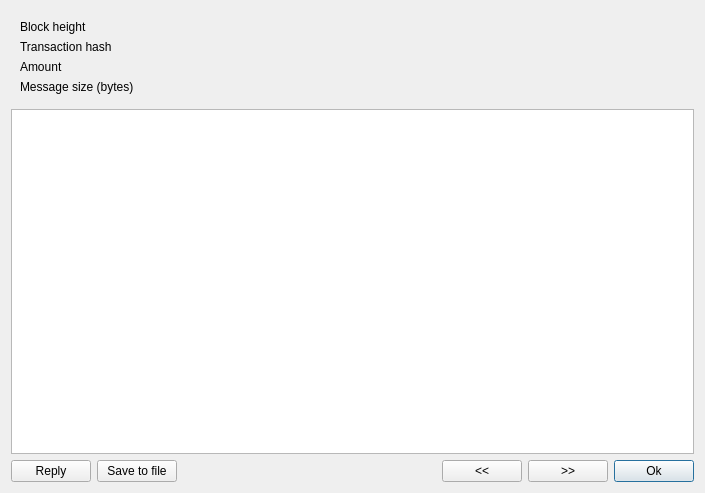
Old version of the form src/gui/ui/messagedetailsdialog.ui in the repository ConcealNetwork/conceal-desktop.
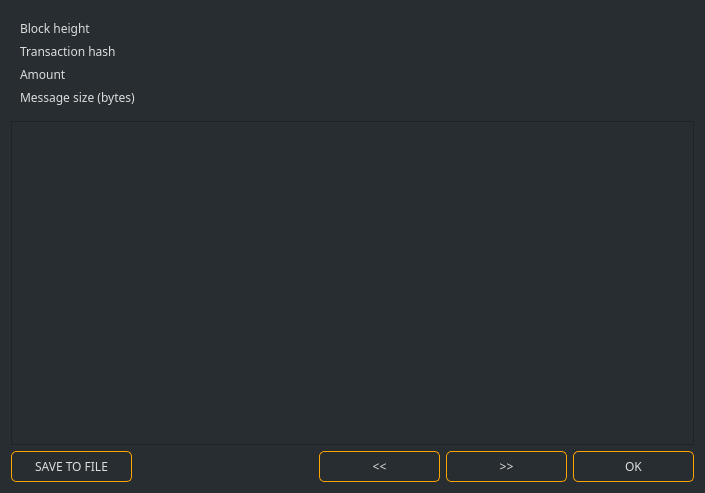
New version of the form.

Diff of the .ui file:
```diff
--- a/src/gui/ui/messagedetailsdialog.ui
+++ b/src/gui/ui/messagedetailsdialog.ui
@@ -13,6 +13,11 @@
   <property name="windowTitle">
    <string>Message</string>
   </property>
+  <property name="styleSheet">
+   <string notr="true">font-family: 'Poppins';
+background-color: #282d31;
+color: #ddd;</string>
+  </property>
   <layout class="QVBoxLayout" name="verticalLayout">
    <item>
     <widget class="QFrame" name="frame">
@@ -28,6 +33,12 @@
       </property>
       <item row="0" column="0">
        <widget class="QLabel" name="label">
+        <property name="font">
+         <font>
+          <family>Poppins</family>
+          <pointsize>9</pointsize>
+         </font>
+        </property>
         <property name="text">
          <string>Block height</string>
         </property>
@@ -35,6 +46,12 @@
       </item>
       <item row="0" column="1">
        <widget class="QLabel" name="m_heightLabel">
+        <property name="font">
+         <font>
+          <family>Poppins</family>
+          <pointsize>9</pointsize>
+         </font>
+        </property>
         <property name="text">
          <string/>
         </property>
@@ -42,6 +59,12 @@
       </item>
       <item row="2" column="0">
        <widget class="QLabel" name="label_5">
+        <property name="font">
+         <font>
+          <family>Poppins</family>
+          <pointsize>9</pointsize>
+         </font>
+        </property>
         <property name="text">
          <string>Amount</string>
         </property>
@@ -49,6 +72,12 @@
       </item>
       <item row="1" column="1">
        <widget class="QLabel" name="m_hashLabel">
+        <property name="font">
+         <font>
+          <family>Poppins</family>
+          <pointsize>9</pointsize>
+         </font>
+        </property>
         <property name="text">
          <string/>
         </property>
@@ -56,6 +85,12 @@
       </item>
       <item row="2" column="1">
        <widget class="QLabel" name="m_amountLabel">
+        <property name="font">
+         <font>
+          <family>Poppins</family>
+          <pointsize>9</pointsize>
+         </font>
+        </property>
         <property name="text">
          <string/>
         </property>
@@ -63,6 +98,12 @@
       </item>
       <item row="1" column="0">
        <widget class="QLabel" name="label_3">
+        <property name="font">
+         <font>
+          <family>Poppins</family>
+          <pointsize>9</pointsize>
+         </font>
+        </property>
         <property name="text">
          <string>Transaction hash</string>
         </property>
@@ -70,6 +111,12 @@
       </item>
       <item row="3" column="0">
        <widget class="QLabel" name="label_7">
+        <property name="font">
+         <font>
+          <family>Poppins</family>
+          <pointsize>9</pointsize>
+         </font>
+        </property>
         <property name="text">
          <string>Message size (bytes)</string>
         </property>
@@ -77,6 +124,12 @@
       </item>
       <item row="3" column="1">
        <widget class="QLabel" name="m_sizeLabel">
+        <property name="font">
+         <font>
+          <family>Poppins</family>
+          <pointsize>9</pointsize>
+         </font>
+        </property>
         <property name="text">
          <string/>
         </property>
@@ -87,6 +140,9 @@
    </item>
    <item>
     <widget class="QTextEdit" name="m_messageTextEdit">
+     <property name="styleSheet">
+      <string notr="true"/>
+     </property>
      <property name="readOnly">
       <bool>true</bool>
      </property>
@@ -94,20 +150,25 @@
    </item>
    <item>
     <layout class="QHBoxLayout" name="horizontalLayout">
-     <item>
-      <widget class="QPushButton" name="m_replyButton">
-       <property name="text">
-        <string>Reply</string>
-       </property>
-       <property name="autoDefault">
-        <bool>false</bool>
-       </property>
-      </widget>
-     </item>
      <item>
       <widget class="QPushButton" name="m_saveButton">
+       <property name="minimumSize">
+        <size>
+         <width>121</width>
+         <height>31</height>
+        </size>
+       </property>
+       <property name="font">
+        <font>
+         <family>Poppins</family>
+         <pointsize>-1</pointsize>
+        </font>
+       </property>
+       <property name="styleSheet">
+        <string notr="true">color: #ddd; border: 1px solid orange; font-size: 12px; border-radius: 5px; font-family: 'Poppins';</string>
+       </property>
        <property name="text">
-        <string>Save to file</string>
+        <string>SAVE TO FILE</string>
        </property>
       </widget>
      </item>
@@ -126,6 +187,21 @@
      </item>
      <item>
       <widget class="QPushButton" name="m_prevButton">
+       <property name="minimumSize">
+        <size>
+         <width>121</width>
+         <height>31</height>
+        </size>
+       </property>
+       <property name="font">
+        <font>
+         <family>Poppins</family>
+         <pointsize>-1</pointsize>
+        </font>
+       </property>
+       <property name="styleSheet">
+        <string notr="true">color: #ddd; border: 1px solid orange; font-size: 12px; border-radius: 5px; font-family: 'Poppins';</string>
+       </property>
        <property name="text">
         <string>&lt;&lt;</string>
        </property>
@@ -133,6 +209,21 @@
      </item>
      <item>
       <widget class="QPushButton" name="m_nextButton">
+       <property name="minimumSize">
+        <size>
+         <width>121</width>
+         <height>31</height>
+        </size>
+       </property>
+       <property name="font">
+        <font>
+         <family>Poppins</family>
+         <pointsize>-1</pointsize>
+        </font>
+       </property>
+       <property name="styleSheet">
+        <string notr="true">color: #ddd; border: 1px solid orange; font-size: 12px; border-radius: 5px; font-family: 'Poppins';</string>
+       </property>
        <property name="text">
         <string>&gt;&gt;</string>
        </property>
@@ -140,8 +231,23 @@
      </item>
      <item>
       <widget class="QPushButton" name="m_okButton">
+       <property name="minimumSize">
+        <size>
+         <width>121</width>
+         <height>31</height>
+        </size>
+       </property>
+       <property name="font">
+        <font>
+         <family>Poppins</family>
+         <pointsize>-1</pointsize>
+        </font>
+       </property>
+       <property name="styleSheet">
+        <string notr="true">color: #ddd; border: 1px solid orange; font-size: 12px; border-radius: 5px; font-family: 'Poppins';</string>
+       </property>
        <property name="text">
-        <string>Ok</string>
+        <string>OK</string>
        </property>
        <property name="autoDefault">
         <bool>true</bool>
```
Left out of the diff: 16 changed lines with no effect on the pictures.
